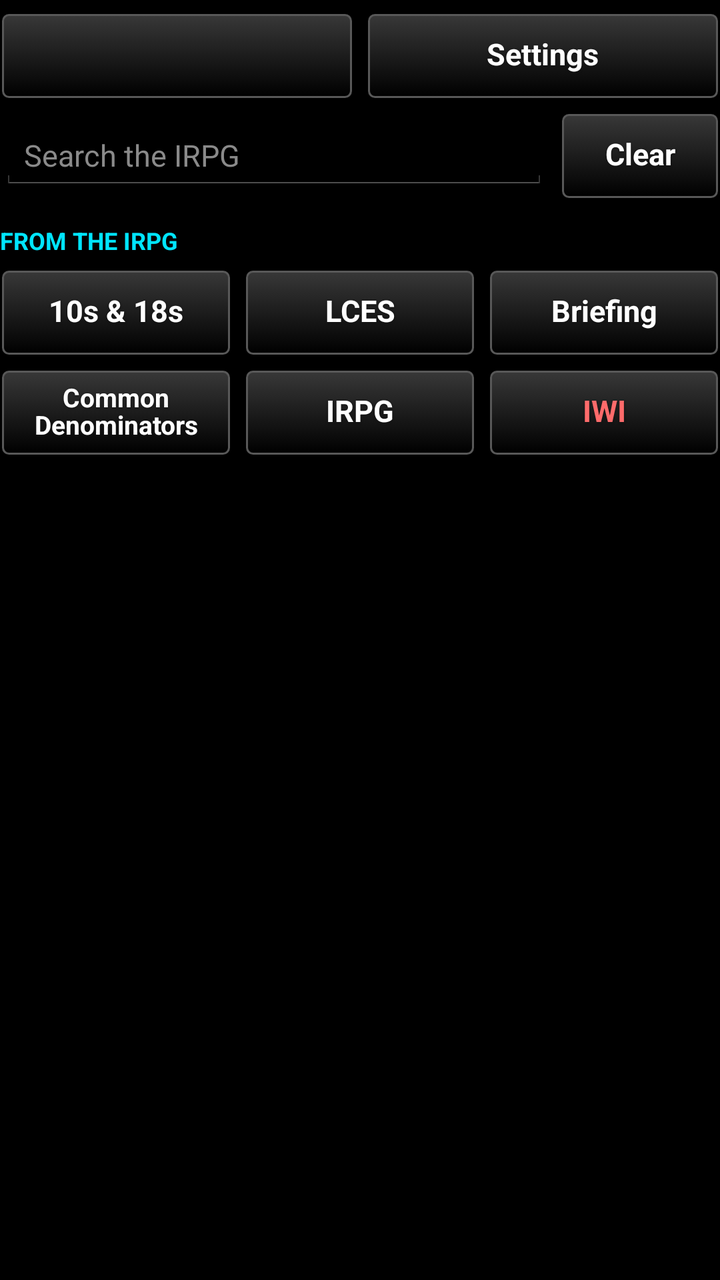
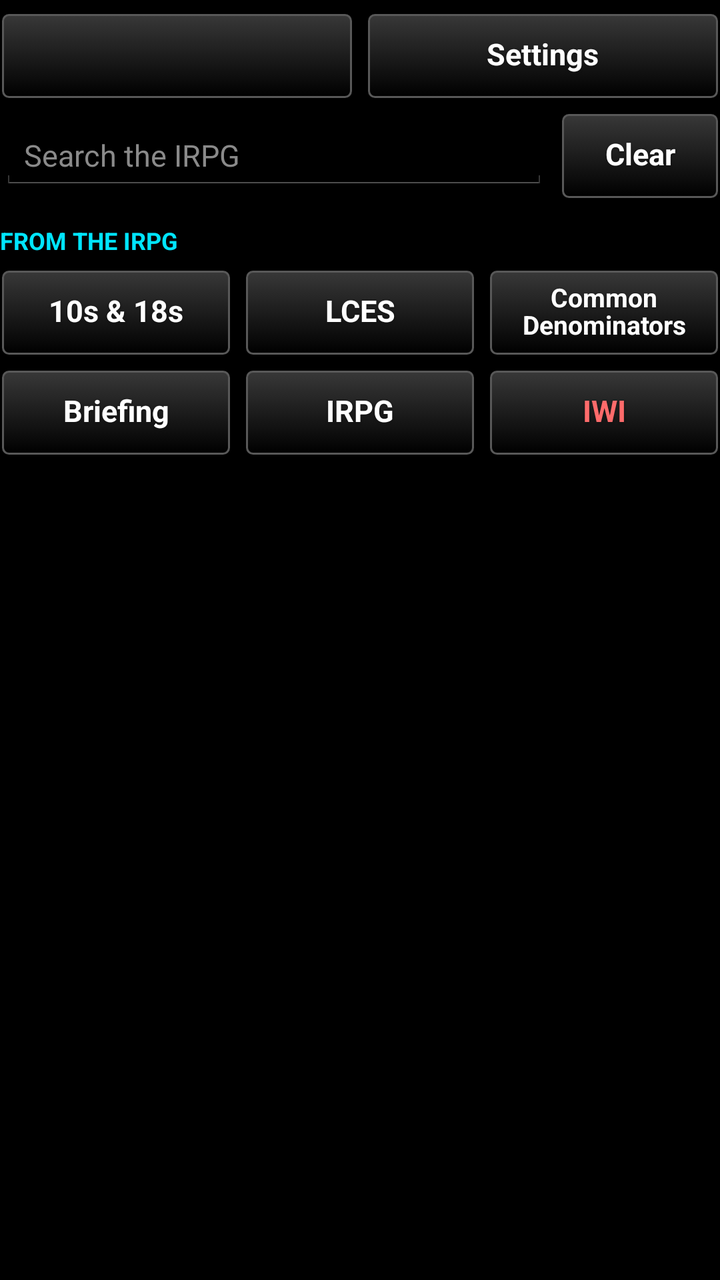

The first picture is an Android layout as it rendered before a commit; the second is the same layout after the commit. The layout source and the unified diff follow.
<!-- AndroidManifest.xml: application theme AppTheme -->
<!-- res/layout/main_header.xml -->
<?xml version="1.0" encoding="utf-8"?>
<LinearLayout xmlns:android="http://schemas.android.com/apk/res/android"
    android:layout_width="match_parent"
    android:layout_height="wrap_content"
    android:orientation="vertical">
    <LinearLayout
        android:layout_width="match_parent"
        android:layout_height="wrap_content"
        android:orientation="horizontal"
        android:layout_marginTop="6dp">
        <Button
            android:id="@+id/btn_lessons"
            style="@style/TakwerxButton"
            android:layout_width="0dp"
            android:layout_weight="1"
            android:layout_height="wrap_content" />
        <Button
            android:id="@+id/btn_settings"
            style="@style/TakwerxButton"
            android:layout_width="0dp"
            android:layout_weight="1"
            android:layout_height="wrap_content"
            android:layout_marginLeft="6dp"
            android:text="@string/settings" />
    </LinearLayout>
    
    <LinearLayout
        android:layout_width="match_parent"
        android:layout_height="wrap_content"
        android:orientation="horizontal"
        android:gravity="center_vertical"
        android:layout_marginTop="6dp">
        <EditText
            android:id="@+id/search"
            android:layout_width="0dp"
            android:layout_weight="1"
            android:layout_height="wrap_content"
            android:hint="@string/search_hint"
            android:textColorHint="#8A8A8A"
            android:textColor="@color/white"
            android:textSize="15sp"
            android:imeOptions="actionSearch|flagNoExtractUi"
            android:inputType="text"
            android:maxLines="1"
            android:singleLine="true" />
        <Button
            android:id="@+id/btn_clear"
            style="@style/TakwerxButton"
            android:layout_width="wrap_content"
            android:layout_height="wrap_content"
            android:layout_marginLeft="6dp"
            android:minWidth="80dp"
            android:text="@string/clear" />
    </LinearLayout>
    <TextView
        style="@style/TakwerxSectionHeading"
        android:layout_width="match_parent"
        android:layout_height="wrap_content"
        android:text="@string/heading_irpg" />
    
    <LinearLayout
        android:layout_width="match_parent"
        android:layout_height="wrap_content"
        android:orientation="horizontal"
        android:layout_marginTop="4dp"
        android:baselineAligned="false">
        <Button android:id="@+id/tile_orders" style="@style/TakwerxButton"
            android:layout_width="0dp" android:layout_weight="1"
            android:layout_height="match_parent" android:text="@string/tile_orders" />
        <Button android:id="@+id/tile_lces" style="@style/TakwerxButton"
            android:layout_width="0dp" android:layout_weight="1"
            android:layout_height="match_parent" android:layout_marginLeft="6dp"
            android:text="@string/tile_lces" />
        <Button android:id="@+id/tile_briefing" style="@style/TakwerxButton"
            android:layout_width="0dp" android:layout_weight="1"
            android:layout_height="match_parent" android:layout_marginLeft="6dp"
            android:text="@string/tile_briefing" />
    </LinearLayout>
    <LinearLayout
        android:layout_width="match_parent"
        android:layout_height="wrap_content"
        android:orientation="horizontal"
        android:layout_marginTop="6dp"
        android:baselineAligned="false">
        <Button android:id="@+id/tile_denominators" style="@style/TakwerxTwoLineTile"
            android:layout_width="0dp" android:layout_weight="1"
            android:layout_height="wrap_content" android:text="@string/tile_denominators" />
        <Button android:id="@+id/tile_irpg" style="@style/TakwerxButton"
            android:layout_width="0dp" android:layout_weight="1"
            android:layout_height="match_parent" android:layout_marginLeft="6dp"
            android:text="@string/tile_irpg" />
        <Button android:id="@+id/tile_iwi" style="@style/TakwerxButton"
            android:layout_width="0dp" android:layout_weight="1"
            android:layout_height="match_parent" android:layout_marginLeft="6dp"
            android:textColor="@color/tile_iwi"
            android:text="@string/tile_iwi" />
    </LinearLayout>
</LinearLayout>
<!-- resources referenced by this layout -->
<resources>
  <color name="tile_iwi">#FF6B6B</color>
  <color name="white">#ffffff</color>
  <string name="clear">Clear</string>
  <string name="heading_irpg">From the IRPG</string>
  <string name="search_hint">Search the IRPG</string>
  <string name="settings">Settings</string>
  <string name="tile_briefing">Briefing</string>
  <string name="tile_denominators">Common Denominators</string>
  <string name="tile_irpg">IRPG</string>
  <string name="tile_iwi">IWI</string>
  <string name="tile_lces">LCES</string>
  <string name="tile_orders">10s &amp; 18s</string>
  <style name="TakwerxButton" parent="@style/darkButton">
          <item name="android:paddingLeft">12dp</item>
          <item name="android:paddingRight">12dp</item>
          <item name="android:paddingTop">6dp</item>
          <item name="android:paddingBottom">8dp</item>
          <item name="android:minHeight">44dp</item>
          <item name="android:minWidth">0dp</item>
          <item name="android:textSize">15sp</item>
          <item name="android:singleLine">true</item>
          <item name="android:ellipsize">end</item>
      </style>
  <style name="TakwerxSectionHeading">
          <item name="android:textSize">12sp</item>
          <item name="android:textAllCaps">true</item>
          <item name="android:textStyle">bold</item>
          <item name="android:textColor">#00E5FF</item>
          <item name="android:paddingTop">12dp</item>
          <item name="android:paddingBottom">2dp</item>
      </style>
  <style name="TakwerxTwoLineTile" parent="@style/TakwerxButton">
          <item name="android:singleLine">false</item>
          <item name="android:maxLines">2</item>
          <item name="android:lineSpacingMultiplier">0.9</item>
          <item name="android:paddingTop">4dp</item>
          <item name="android:paddingBottom">6dp</item>
          <item name="android:textSize">13sp</item>
      </style>
  <style name="AppTheme" parent="@android:style/Theme.Holo">
          <item name="android:buttonStyle">@android:style/Widget.Button</item>
          <item name="android:imageButtonStyle">@android:style/Widget.Button</item>
          <item name="android:buttonStyleToggle">@android:style/Widget.Button</item>
          <item name="android:spinnerStyle">@style/ATAKSpinner</item>
          <item name="android:spinnerItemStyle">@style/ATAKSpinnerItem</item>
          <item name="android:editTextStyle">@style/ATAKEditText</item>
      </style>
  <style name="ATAKSpinner" parent="@android:style/Widget.Spinner">
          <item name="android:spinnerMode">dialog</item>
      </style>
  <style name="ATAKSpinnerItem">
          <item name="android:textColor">@android:color/white</item>
          <item name="android:dropDownVerticalOffset">0dip</item>
          <item name="android:dropDownHorizontalOffset">0dip</item>
          <item name="android:dropDownWidth">wrap_content</item>
          <item name="android:gravity">left|center_vertical</item>
      </style>
  <style name="ATAKEditText" parent="@android:style/Widget.EditText">
          
          
  
          
          <item name="android:imeOptions">flagNoFullscreen</item>
      </style>
  <color name="darker_gray">#121212</color>
  <dimen name="fontSize">14sp</dimen>
  <!-- drawable new_dark_button_disabled (drawable) -->
  <?xml version="1.0" encoding="utf-8"?>
  <layer-list xmlns:android="http://schemas.android.com/apk/res/android">
      <item android:bottom="1dp" android:right="1dp" android:left="1dp" android:top="1dp">
          <shape android:shape="rectangle">
              <corners android:radius="3dp" />
              <stroke
                  android:width="1dp"
                  android:color="#484848" />
              <solid android:color="#484848" />
          </shape>
      </item>
  </layer-list>
  <!-- unchanged entries left out for length: 4 -->
</resources>

<!-- the commit's change to res/layout/main_header.xml (unified diff, before → after) -->
@@ -71,10 +71,10 @@
             android:layout_width="0dp" android:layout_weight="1"
             android:layout_height="match_parent" android:layout_marginLeft="6dp"
             android:text="@string/tile_lces" />
-        <Button android:id="@+id/tile_briefing" style="@style/TakwerxButton"
+        <Button android:id="@+id/tile_denominators" style="@style/TakwerxTwoLineTile"
             android:layout_width="0dp" android:layout_weight="1"
-            android:layout_height="match_parent" android:layout_marginLeft="6dp"
-            android:text="@string/tile_briefing" />
+            android:layout_height="wrap_content" android:layout_marginLeft="6dp"
+            android:text="@string/tile_denominators" />
     </LinearLayout>
     <LinearLayout
         android:layout_width="match_parent"
@@ -82,9 +82,9 @@
         android:orientation="horizontal"
         android:layout_marginTop="6dp"
         android:baselineAligned="false">
-        <Button android:id="@+id/tile_denominators" style="@style/TakwerxTwoLineTile"
+        <Button android:id="@+id/tile_briefing" style="@style/TakwerxButton"
             android:layout_width="0dp" android:layout_weight="1"
-            android:layout_height="wrap_content" android:text="@string/tile_denominators" />
+            android:layout_height="match_parent" android:text="@string/tile_briefing" />
         <Button android:id="@+id/tile_irpg" style="@style/TakwerxButton"
             android:layout_width="0dp" android:layout_weight="1"
             android:layout_height="match_parent" android:layout_marginLeft="6dp"
